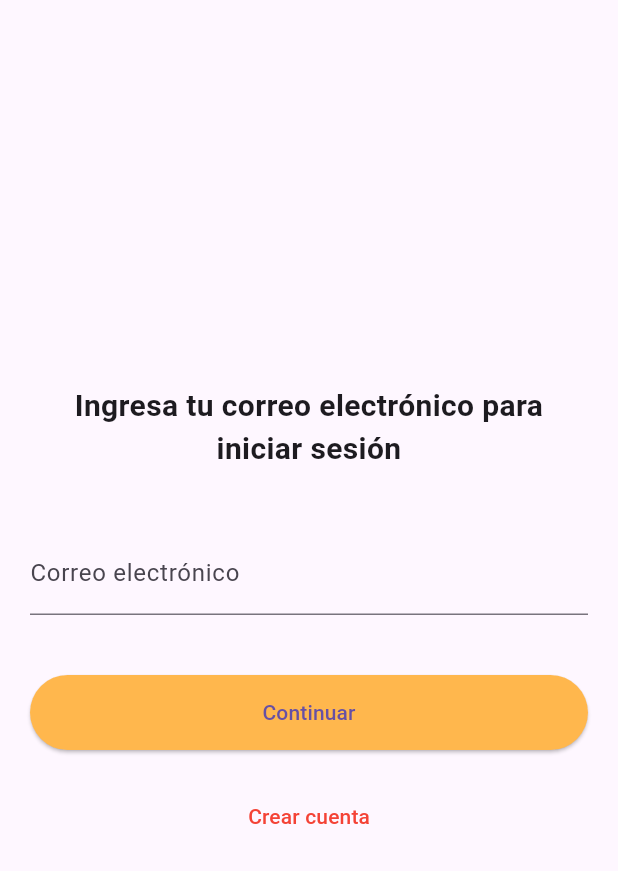
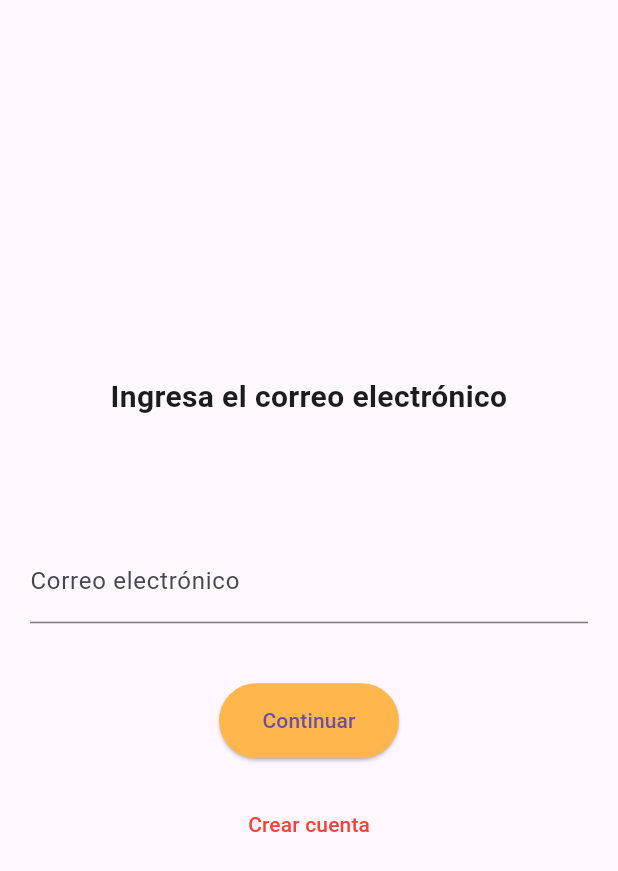
Before and after one commit to SPRINT-NINJA/SARTI_MOBILE, a Flutter app: the screen it shows after launch, after a tap on "Iniciar sesión", on a phone screen of 412 x 824 dp. Shown: the top 871 px of the screen. Run offline on Flutter 3.47's test engine with Material 3 defaults, Android fonts, the phone set to English and light mode, and no system bars.

Commit message:
[ADD]VIEW LOGIN CONTROL ACCESS

```diff
--- a/lib/main.dart
+++ b/lib/main.dart
@@ -1,12 +1,12 @@
 import 'package:flutter/material.dart';
 import 'package:sarti_mobile/views/login_screen.dart';
-import 'package:sarti_mobile/views/emailLogin_screen.dart';
 
 void main() {
-  runApp(MyApp());
+  runApp(const MyApp());
 }
 
 class MyApp extends StatelessWidget {
+  const MyApp({super.key});
   @override
   Widget build(BuildContext context) {
     return MaterialApp(
--- a/lib/views/emailLogin_screen.dart
+++ /dev/null
@@ -1,70 +0,0 @@
-import 'package:flutter/material.dart';
-import 'package:sarti_mobile/views/passwordLogin_screen.dart';
-
-class EmailLoginScreen extends StatelessWidget {
-  final TextEditingController emailController = TextEditingController();
-
-  @override
-  Widget build(BuildContext context) {
-    return Scaffold(
-      body: Padding(
-        padding: const EdgeInsets.symmetric(horizontal: 20.0),
-        child: Column(
-          mainAxisAlignment: MainAxisAlignment.center,
-          crossAxisAlignment: CrossAxisAlignment.stretch,
-          children: <Widget>[
-            Text(
-              'Ingresa tu correo electrónico para iniciar sesión',
-              style: TextStyle(
-                fontSize: 20,
-                fontWeight: FontWeight.bold,
-              ),
-              textAlign: TextAlign.center,
-            ),
-            SizedBox(height: 40),
-            TextField(
-              controller: emailController,
-              decoration: InputDecoration(
-                labelText: 'Correo electrónico',
-                border: UnderlineInputBorder(),
-              ),
-            ),
-            SizedBox(height: 40),
-            ElevatedButton(
-              style: ElevatedButton.styleFrom(
-                backgroundColor: Colors.orange[300],
-                padding: EdgeInsets.symmetric(vertical: 15),
-              ),
-              onPressed: () {
-                if (emailController.text.isNotEmpty) {
-                  Navigator.push(
-                    context,
-                    MaterialPageRoute(
-                      builder: (context) =>
-                          PasswordLoginScreen(userEmail: emailController.text),
-                    ),
-                  );
-                } else {
-                  ScaffoldMessenger.of(context).showSnackBar(
-                    SnackBar(
-                      content: Text("El correo electrónico es obligatorio."),
-                    ),
-                  );
-                }
-              },
-              child: Text('Continuar'),
-            ),
-            SizedBox(height: 20),
-            TextButton(
-              onPressed: () {},
-              child: Text(
-                'Crear cuenta',
-                style: TextStyle(color: Colors.red),
-              ),
-            ),
-          ],
-        ),
-      ),
-    );
-  }
-}
--- /dev/null
+++ b/lib/views/email_login_screen.dart
@@ -0,0 +1,79 @@
+import 'package:flutter/material.dart';
+import 'password_login_screen.dart';
+
+class EmailLoginScreen extends StatelessWidget {
+  final TextEditingController emailController = TextEditingController();
+
+  @override
+  Widget build(BuildContext context) {
+    return Scaffold(
+      body: Padding(
+        padding: const EdgeInsets.symmetric(horizontal: 20.0),
+        child: Column(
+          mainAxisAlignment: MainAxisAlignment.center,
+          crossAxisAlignment: CrossAxisAlignment.stretch,
+          children: <Widget>[
+            Text(
+              'Ingresa el correo electrónico',
+              style: TextStyle(
+                fontSize: 20,
+                fontWeight: FontWeight.bold,
+              ),
+              textAlign: TextAlign.center,
+            ),
+            SizedBox(height: 80),
+            TextField(
+              controller: emailController,
+              decoration: InputDecoration(
+                labelText: 'Correo electrónico',
+                border: UnderlineInputBorder(),
+              ),
+            ),
+            SizedBox(height: 40),
+            Align(
+              alignment: Alignment.center,
+              child: SizedBox(
+                width: 120,
+                child: ElevatedButton(
+                  style: ElevatedButton.styleFrom(
+                    backgroundColor: Colors.orange[300],
+                    padding: EdgeInsets.symmetric(vertical: 15),
+                  ),
+                  onPressed: () {
+                    if (emailController.text.isNotEmpty) {
+                      Navigator.push(
+                        context,
+                        MaterialPageRoute(
+                          builder: (context) => PasswordLoginScreen(
+                              userEmail: emailController.text),
+                        ),
+                      );
+                    } else {
+                      ScaffoldMessenger.of(context).showSnackBar(
+                        SnackBar(
+                          content:
+                              Text("El correo electrónico es obligatorio."),
+                        ),
+                      );
+                    }
+                  },
+                  child: Text('Continuar'),
+                ),
+              ),
+            ),
+            SizedBox(height: 20),
+            TextButton(
+              onPressed: () {
+                // Acción para crear cuenta
+              },
+              child: Text(
+                'Crear cuenta',
+                style: TextStyle(color: Colors.red),
+              ),
+            ),
+          ],
+        ),
+      ),
+    );
+  }
+}
--- a/lib/views/login_screen.dart
+++ b/lib/views/login_screen.dart
@@ -1,5 +1,5 @@
 import 'package:flutter/material.dart';
-import 'package:sarti_mobile/views/emailLogin_screen.dart';
+import 'email_login_screen.dart';
 
 class LoginScreen extends StatelessWidget {
   @override
@@ -12,8 +12,11 @@ class LoginScreen extends StatelessWidget {
             TextButton(
               onPressed: () {},
               child: Text(
-                'Continuar como visitante',
-                style: TextStyle(color: Colors.red),
+                'Continuar como visitante ',
+                style: TextStyle(
+                  color: Colors.red,
+                  fontSize: 18,
+                ),
               ),
             ),
             SizedBox(height: 40),
@@ -28,6 +31,7 @@ class LoginScreen extends StatelessWidget {
                 padding: EdgeInsets.symmetric(horizontal: 40, vertical: 15),
               ),
               onPressed: () {
+                // Navegar a la pantalla de ingreso de correo
                 Navigator.push(
                   context,
                   MaterialPageRoute(builder: (context) => EmailLoginScreen()),
--- a/pubspec.yaml
+++ b/pubspec.yaml
@@ -65,7 +65,7 @@ flutter:
 
   # To add assets to your application, add an assets section, like this:
   assets:
-    - assets/logo/ICON-SARTI.png
+    - assets/logo/ICON_SARTI.png
   #   - images/a_dot_ham.jpeg
 
   # An image asset can refer to one or more resolution-specific "variants", see
```
Also changed, not shown: lib/views/password_login_screen.dart (renamed from lib/views/passwordLogin_screen.dart, +41 -11 lines), assets/logo/ICON_SARTI.png (renamed from assets/logo/ICON-SARTI.png).
